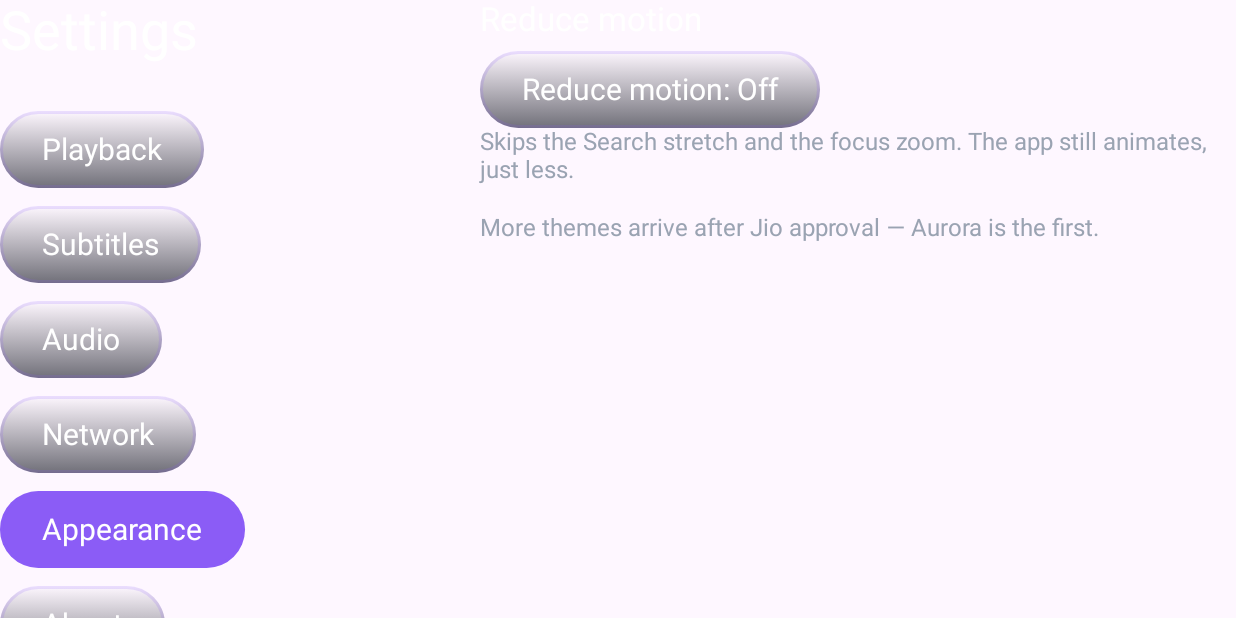
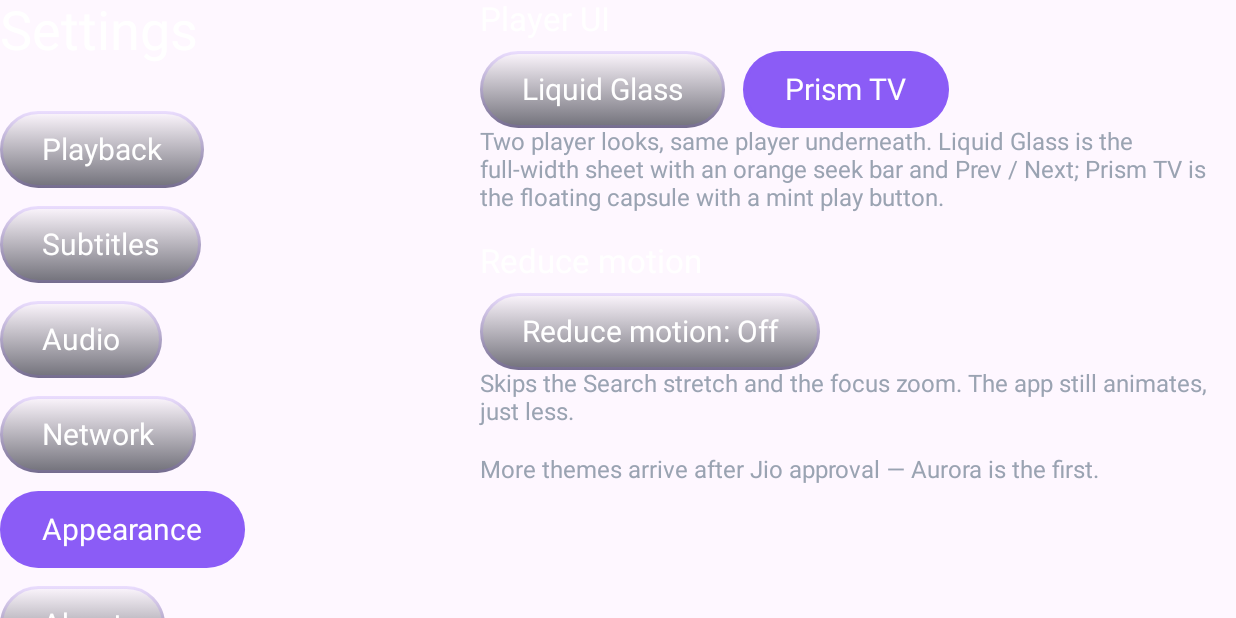
Before and after one commit to Hyperjoker2511/PlayBox-TV, an Android app built with Jetpack Compose: the composable SettingsScreen shown on its own in the app's theme, after a tap on "Appearance", on a phone screen of 824 x 412 dp (held sideways). Run offline under Robolectric (Android 15) with nearby library versions, the phone set to English and light mode, and no system bars; libraries missing offline, so code that uses them is left out: jcifs.config, jcifs.context, jcifs.smb; 3 other taps on this screen came first.

Commit message:
1.3.1: crash fix (surface-safe VLC attach + Media3 fallback), two switchable player UIs, Lock / Video information / Save Playlist / Play as audio

```diff
--- a/app/src/main/java/com/playbox/tv/SettingsScreen.kt
+++ b/app/src/main/java/com/playbox/tv/SettingsScreen.kt
@@ -87,6 +87,7 @@ internal fun SettingsScreen() {
     var smbServers by remember { mutableStateOf(SmbNetwork.servers(context)) }
     // Appearance
     var reduceMotion by remember { mutableStateOf(isReduceMotion(context)) }
+    var uiStyle by remember { mutableStateOf(playerUiStyle(context)) }
 
     fun save(block: android.content.SharedPreferences.Editor.() -> Unit) {
         prefs.edit().apply { block(); apply() }
@@ -261,6 +262,25 @@ internal fun SettingsScreen() {
                 }
                 "Appearance" -> {
                     item {
+                        SettingsSection("Player UI") {
+                            LazyRow(horizontalArrangement = Arrangement.spacedBy(12.dp)) {
+                                item {
+                                    GlassButton("Liquid Glass", active = uiStyle == PlayerUiStyle.LIQUID_GLASS) {
+                                        uiStyle = PlayerUiStyle.LIQUID_GLASS
+                                        savePlayerUiStyle(context, PlayerUiStyle.LIQUID_GLASS)
+                                    }
+                                }
+                                item {
+                                    GlassButton("Prism TV", active = uiStyle == PlayerUiStyle.PRISM) {
+                                        uiStyle = PlayerUiStyle.PRISM
+                                        savePlayerUiStyle(context, PlayerUiStyle.PRISM)
+                                    }
+                                }
+                            }
+                            Text("Two player looks, same player underneath. Liquid Glass is the full-width sheet with an orange seek bar and Prev / Next; Prism TV is the floating capsule with a mint play button.", fontSize = 16.sp, color = Muted)
+                        }
+                    }
+                    item {
                         SettingsSection("Reduce motion") {
                             GlassButton(if (reduceMotion) "Reduce motion: On" else "Reduce motion: Off") {
                                 reduceMotion = !reduceMotion; save { putBoolean("reduce_motion", reduceMotion) }
```
